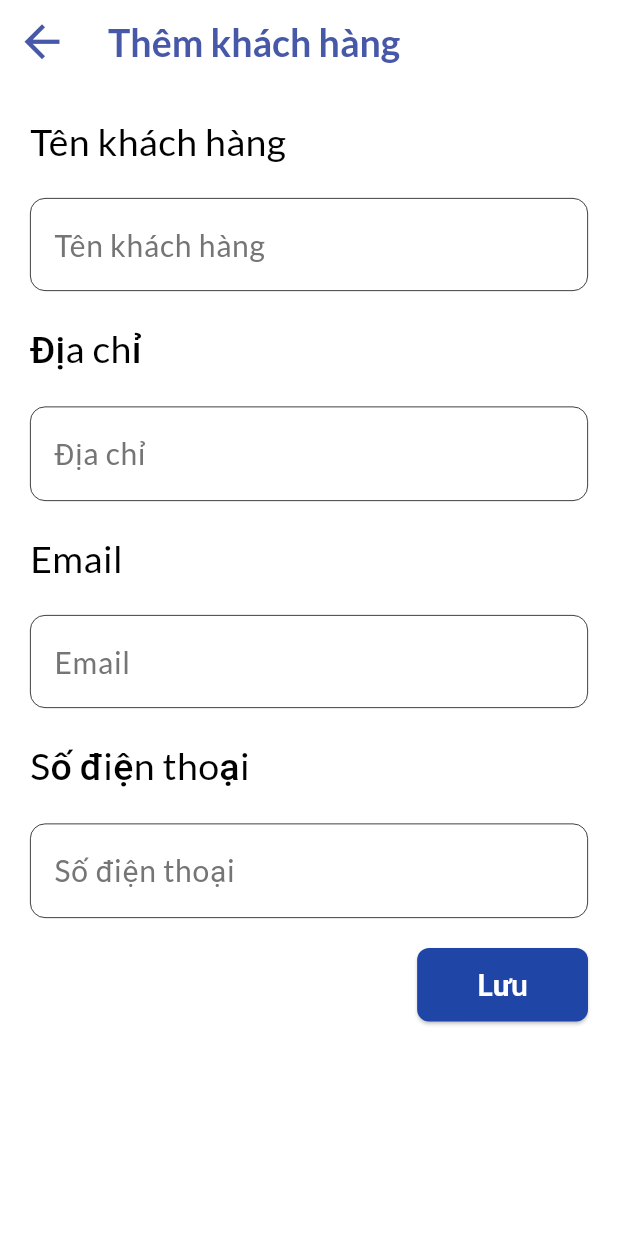
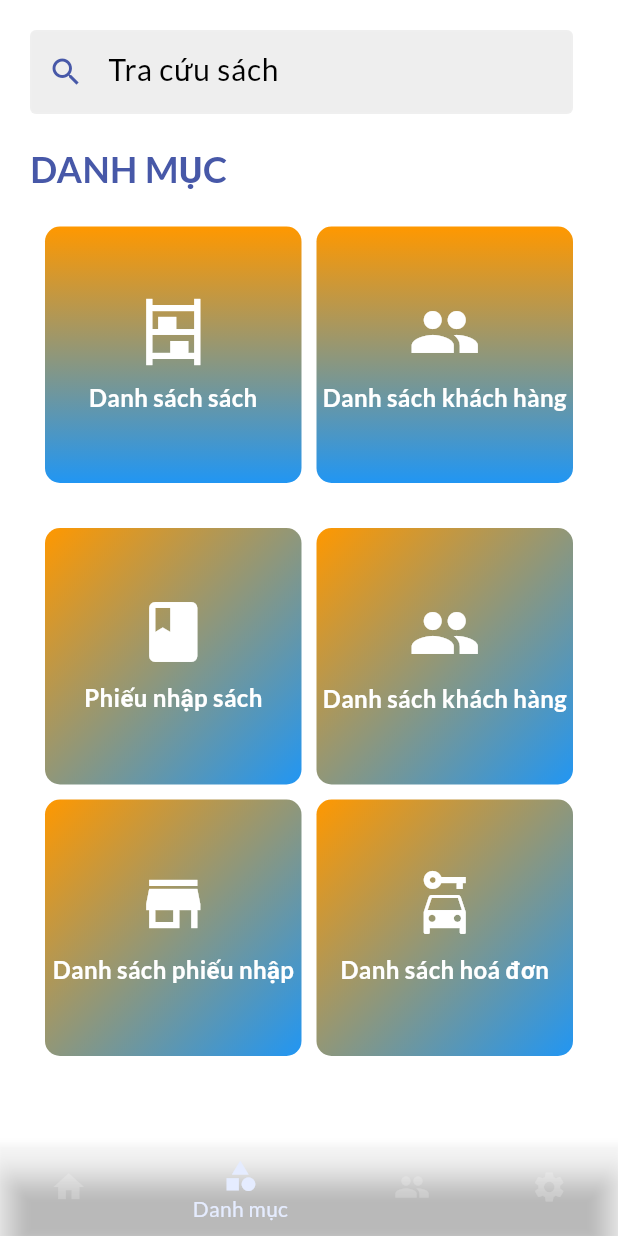
Before and after one commit to Mann202/Bookstore-Mobile-Application, a Flutter app: the screen it shows after launch, item 2 of the bottom bar chosen, on a phone screen of 412 x 824 dp. Run offline on Flutter 3.47's test engine with Material 3 defaults, Android fonts, the phone set to English and light mode, and no system bars; our stand-ins replace flutter_riverpod, freezed_annotation, go_router, google_fonts, riverpod_annotation, shared_preferences and 3 more; accounts and stored records are empty.

Commit message:
danh muc sach

```diff
--- a/lib/core/router/app_router.dart
+++ b/lib/core/router/app_router.dart
@@ -10,6 +10,7 @@ import "package:shelfify/features/book/presentation/view/find_book.screen.dart";
 import "package:shelfify/features/book/presentation/view/print_receipt.screen.dart";
 import "package:shelfify/features/settings/presentation/accounts_screen.dart";
 import "package:shelfify/features/settings/presentation/settings_screen.dart";
+import "package:shelfify/list_screen.dart";
 import "package:shelfify/login_page.dart";
 import "package:shelfify/features/book/presentation/view/book_detail.screen.dart";
 import "package:shelfify/features/book/presentation/view/book_list.screen.dart";
@@ -29,7 +30,7 @@ GoRouter goRouter(GoRouterRef ref) {
         path: "/",
         builder: (context, state) => HomePage(),
       ),
-      GoRoute(path: '/category', builder: (context, state) => AddNewCustomer()),
+      GoRoute(path: '/category', builder: (context, state) => ListScreen()),
       GoRoute(path: '/account', builder: (context, state) => AccountsSreen()),
       GoRoute(path: '/settings', builder: (context, state) => SettingsScreen()),
     ],
--- /dev/null
+++ b/lib/list_screen.dart
@@ -0,0 +1,173 @@
+import 'package:flutter/material.dart';
+import 'package:shelfify/bottom_nav.dart';
+import 'package:shelfify/core/constants/styles/app_text_styles.dart';
+
+
+class ListScreen extends StatefulWidget {
+  @override
+  _ListScreenState createState() => _ListScreenState();
+}
+
+class _ListScreenState extends State<ListScreen>{
+
+  int _currentIndex = 0;
+
+  void _onItemTapped(int index) {
+    setState(() {
+      _currentIndex = index;
+    });
+  }
+
+  @override
+  Widget build(BuildContext context) {
+    return Scaffold(
+      backgroundColor: Colors.white,
+      body: SingleChildScrollView(
+        padding: const EdgeInsets.all(20.0),
+        child: Column(
+          children: [
+            AppBar(
+              backgroundColor: Colors.white,
+              elevation: 0,
+              title: Image.asset("assets/logo.png", height: 40),
+              actions: [
+                Expanded(
+                  child: TextField(
+                    decoration: InputDecoration(
+                      prefixIcon: const Icon(Icons.search, ),
+                      hintText: "Tra cứu sách",
+                      hintStyle: const TextStyle(fontFamily: AppTextStyles.fontFamily, fontSize: 20.0, color: Colors.black),
+                      prefixIconColor: const Color(0xFF4758A8),
+                      border: OutlineInputBorder(
+                        borderRadius: BorderRadius.circular(25.0),
+                        borderSide: BorderSide.none,
+                      ),
+                      filled: true,
+                      fillColor: Colors.grey[200],
+                    ),
+                  ),
+                ),
+                const SizedBox(width: 10),
+              ],
+            ),
+
+            const SizedBox(height: 20),
+
+            Container(
+              alignment: Alignment.centerLeft,
+              child: const Text(
+              "DANH MỤC",
+              style: TextStyle(
+                color: Color(0xFF4758A8),
+                fontWeight: FontWeight.bold,
+                fontSize: 24,
+                fontFamily: AppTextStyles.fontFamily,
+              )
+            ),),
+
+            const SizedBox(height: 10),
+
+            GridView.count(
+              crossAxisCount: 2,
+              shrinkWrap: true,
+              mainAxisSpacing: 10,
+              crossAxisSpacing: 10,
+              padding: const EdgeInsets.all(10),
+              children: [ // Sửa lỗi ở đây
+                _buildCategoryItem("Danh sách sách", Icons.shelves),
+                _buildCategoryItem("Danh sách khách hàng", Icons.people),
+              ],
+            ),
+
+            const SizedBox(height: 10),
+
+            GridView.count(
+              crossAxisCount: 2,
+              shrinkWrap: true,
+              mainAxisSpacing: 10,
+              crossAxisSpacing: 10,
+              padding: const EdgeInsets.all(10),
+              children: [ // Sửa lỗi ở đây
+                _buildFeatureItem("Phiếu nhập sách", Icons.book),
+                _buildFeatureItem("Danh sách khách hàng", Icons.people),
+                _buildFeatureItem("Danh sách phiếu nhập", Icons.store),
+                _buildFeatureItem("Danh sách hoá đơn", Icons.car_rental),
+              ],
+            ),
+          ],
+        ),
+      ),
+      bottomNavigationBar: const BottomNavigationBarWidget(currentIndex: 1,),
+    );
+  }
+
+  // Hàm xây dựng item cho danh mục
+  Widget _buildCategoryItem(String title, IconData icon) {
+    return Container(
+      decoration: BoxDecoration(
+        gradient: const LinearGradient(
+          begin: Alignment.topCenter,
+          end: Alignment.bottomCenter,
+          colors: [
+            Colors.orange,
+            Colors.blue
+          ]
+        ),
+        borderRadius: BorderRadius.circular(10),
+      ),
+      child: Column(
+        mainAxisAlignment: MainAxisAlignment.center,
+        children: [
+          Icon(icon, size: 48, color: Colors.white),
+          const SizedBox(height: 8),
+          Text(
+            title,
+            style: const TextStyle(
+              fontWeight: FontWeight.bold,
+              color: Colors.white,
+              fontSize: 16,
+            ),
+            textAlign: TextAlign.center,
+          ),
+        ],
+      ),
+    );
+  }
+
+  Widget _buildFeatureItem(String title, IconData icon) {
+    return Container(
+      decoration: BoxDecoration(
+        gradient: const LinearGradient(
+          begin: Alignment.topLeft,
+          end: Alignment.bottomRight,
+          colors: [
+            Colors.orange,
+            Colors.blue
+          ]
+        ),
+        borderRadius: BorderRadius.circular(10),
+      ),
+      child: Row(
+        mainAxisAlignment: MainAxisAlignment.center,
+        children: [
+          Column(
+            mainAxisAlignment: MainAxisAlignment.center,
+            children: [
+              Icon(icon, size: 48, color: Colors.white),
+              const SizedBox(height: 8),
+              Text(
+                title,
+                style: const TextStyle(
+                  fontWeight: FontWeight.bold,
+                  color: Colors.white,
+                  fontSize: 16,
+                ),
+                textAlign: TextAlign.center,
+              ),
+            ],
+          )
+        ],
+      ),
+    );
+  }
+}
```
